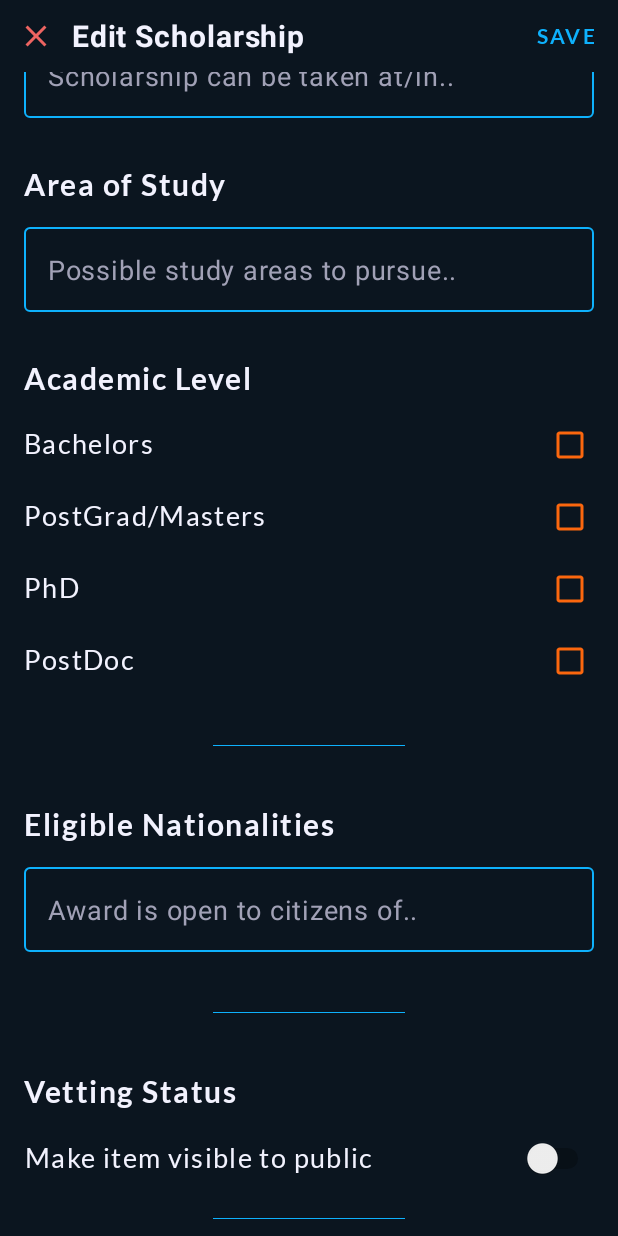
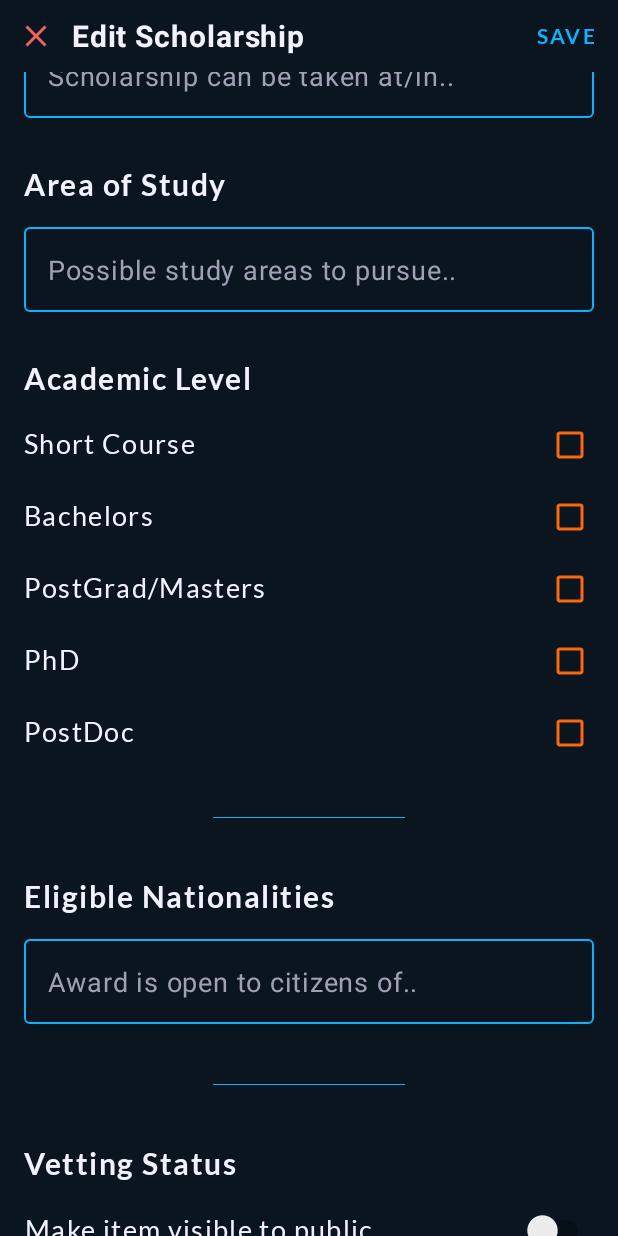
Before and after one commit to FitzEdin/TakeNote, an Android app: the EditItemFragment screen opened through its navigation route, scrolled down 542 dp, on a phone screen of 412 x 824 dp. Run offline under Robolectric (Android 15) with nearby library versions, the phone set to English and light mode, and no system bars; our stand-ins replace Volley; libraries missing offline, so code that uses them is left out: io.realm, io.realm.kotlin; network calls fail; 2 statements that could not run were skipped.

Commit message:
added a section for short courses..

```diff
--- a/app/src/main/java/kn/muscovado/scholarships/admin/EditItemFragment.kt
+++ b/app/src/main/java/kn/muscovado/scholarships/admin/EditItemFragment.kt
@@ -52,7 +52,15 @@ class EditItemFragment : Fragment() {
         edit_item_link.setText(item?.link)
         when(item?.coverage) {
             constants.FULL -> full_coverage_rbtn.isChecked = true
-            constants.PARTIAL -> partial_coverage_rbtn.isChecked = true
+            else -> partial_coverage_rbtn.isChecked = true
+        }
+
+        when(item?.level) {
+            constants.LEVEL_FOUR -> four_level_check.isChecked = true
+            constants.LEVEL_THREE -> three_level_check.isChecked = true
+            constants.LEVEL_TWO -> two_level_check.isChecked = true
+            constants.LEVEL_ONE -> one_level_check.isChecked = true
+            constants.LEVEL_ZERO -> zero_level_check.isChecked = true
         }
 
         edit_item_location.setText(item?.location)
--- a/app/src/main/java/kn/muscovado/scholarships/utils/Constants.kt
+++ b/app/src/main/java/kn/muscovado/scholarships/utils/Constants.kt
@@ -41,8 +41,14 @@ class Constants{
     val STATUS_NEW = "new"
     val STATUS_OLD = "old"
     val STATUS_VETTED = "vetted"
-    val UNVETTED_ITEM = "unvetted"
+    val UNVETTED_ITEM = ""
 
     val PARTIAL = "Partial"
     val FULL = "Full"
+
+    val LEVEL_FOUR = "PostDoc"
+    val LEVEL_THREE = "PhD"
+    val LEVEL_TWO = "Postgraduate"
+    val LEVEL_ONE = "Bachelors"
+    val LEVEL_ZERO = "Short Course"
 }
--- a/app/src/main/res/layout/fragment_edit_item.xml
+++ b/app/src/main/res/layout/fragment_edit_item.xml
@@ -420,12 +420,30 @@
                         android:layout_height="wrap_content" >
 
                     <TextView
+                            android:id="@+id/level_zero_label"
+
+                            android:layout_width="match_parent"
+                            android:layout_height="@dimen/touch_item_size"
+
+                            android:layout_alignParentTop="true"
+
+                            android:layout_gravity="left|center_vertical"
+
+                            android:paddingTop="4dp"
+
+                            android:text="@string/label_level_zero"
+                            android:textSize="@dimen/dl_text_size"
+                            android:textColor="@color/colorText"
+                            android:fontFamily="@font/lato_regular"
+                            android:letterSpacing="0.05"/>
+
+                    <TextView
                             android:id="@+id/level_one_label"
 
                             android:layout_width="match_parent"
                             android:layout_height="@dimen/touch_item_size"
 
-                            android:layout_alignParentTop="true"
+                            android:layout_below="@id/level_zero_label"
 
                             android:layout_gravity="left|center_vertical"
 
@@ -500,7 +518,7 @@
                             android:layout_alignParentRight="true">
 
                         <CheckBox
-                                android:id="@+id/one_level_rbtn"
+                                android:id="@+id/zero_level_check"
                                 android:layout_width="@dimen/touch_item_md"
                                 android:layout_height="@dimen/touch_item_size"
 
@@ -510,7 +528,7 @@
                                 android:gravity="right"/>
 
                         <CheckBox
-                                android:id="@+id/two_level_rbtn"
+                                android:id="@+id/one_level_check"
                                 android:layout_width="@dimen/touch_item_md"
                                 android:layout_height="@dimen/touch_item_size"
 
@@ -520,7 +538,7 @@
                                 android:gravity="right"/>
 
                         <CheckBox
-                                android:id="@+id/three_level_rbtn"
+                                android:id="@+id/two_level_check"
                                 android:layout_width="@dimen/touch_item_md"
                                 android:layout_height="@dimen/touch_item_size"
 
@@ -530,7 +548,17 @@
                                 android:gravity="right"/>
 
                         <CheckBox
-                                android:id="@+id/four_level_rbtn"
+                                android:id="@+id/three_level_check"
+                                android:layout_width="@dimen/touch_item_md"
+                                android:layout_height="@dimen/touch_item_size"
+
+                                android:buttonTint="@color/colorAccent"
+
+                                android:layout_gravity="right"
+                                android:gravity="right"/>
+
+                        <CheckBox
+                                android:id="@+id/four_level_check"
                                 android:layout_width="@dimen/touch_item_md"
                                 android:layout_height="@dimen/touch_item_size"
 
--- a/app/src/main/res/values/strings.xml
+++ b/app/src/main/res/values/strings.xml
@@ -35,6 +35,7 @@
     <string name="label_level_three">       PhD</string>
     <string name="label_level_two">         PostGrad/Masters</string>
     <string name="label_level_one">         Bachelors</string>
+    <string name="label_level_zero">        Short Course</string>
     <string name="label_level">             Academic Level</string>
     <string name="hint_programme">          Possible study areas to pursue..</string>
     <string name="label_programme">         Area of Study</string>
```
